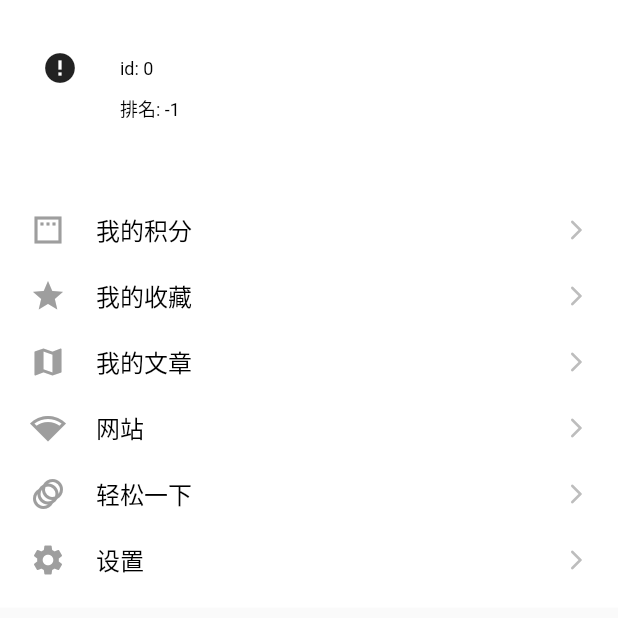
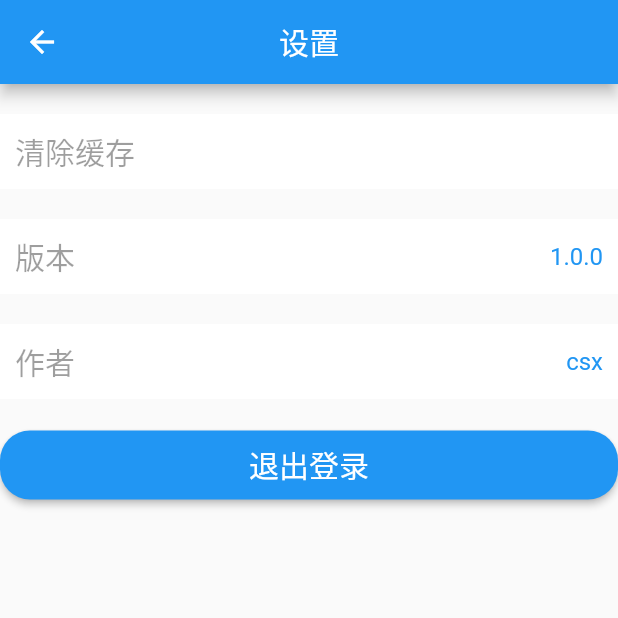
Before and after one commit to paihuai00/wan_android_flutter, a Flutter app: the BottomMinePage screen opened by its route, after a tap on "设置", on a phone screen of 412 x 824 dp, the top half of it. Run offline on Flutter 3.47's test engine with Material 2 defaults, Android fonts, the phone set to English and light mode, and no system bars; drawn by our look-alikes of cached_network_image; our stand-ins replace cookie_jar, dio, dio_cookie_manager, flutter_easyrefresh, flutter_screenutil, flutter_spinkit and 6 more; missing offline and left inert: dio_cache_interceptor; accounts and stored records are empty; network calls fail; statements that could not run were skipped.

Commit message:
完善'设置'

```diff
--- a/lib/pages/bottoms/bottom_mine_page.dart
+++ b/lib/pages/bottoms/bottom_mine_page.dart
@@ -127,7 +127,6 @@ class _BottomMinePageState extends BaseState<BottomMinePage> {
     if (UserManager.getInstance().isLogin()) {
       return;
     }
-
     NavigatorUtil.jump(RouterConfig.loginPage);
   }
 
@@ -171,7 +170,9 @@ class _BottomMinePageState extends BaseState<BottomMinePage> {
         MineListItemView(
           Icons.settings,
           "设置",
-          mineItemViewClick: (title) {},
+          mineItemViewClick: (title) {
+            NavigatorUtil.jump(RouterConfig.settingPage);
+          },
         ),
       ],
     );
--- /dev/null
+++ b/lib/pages/mines/setting_page.dart
@@ -0,0 +1,158 @@
+import 'package:flutter/material.dart';
+import 'package:wan_android_flutter/base/base_state.dart';
+import 'package:wan_android_flutter/base/base_view.dart';
+import 'package:wan_android_flutter/base/base_viewmodel.dart';
+import 'package:wan_android_flutter/dios/http_response.dart';
+import 'package:wan_android_flutter/requests/login_request.dart';
+import 'package:wan_android_flutter/routers/navigator_util.dart';
+import 'package:wan_android_flutter/routers/router_config.dart';
+import 'package:wan_android_flutter/utils/event_bus.dart';
+import 'package:wan_android_flutter/utils/event_bus_const_key.dart';
+import 'package:wan_android_flutter/utils/toast_util.dart';
+import 'package:wan_android_flutter/utils/user_manager.dart';
+import 'package:wan_android_flutter/view_model/login_regist_vm.dart';
+
+/// @Author: cuishuxiang
+/// @Date: 2022/2/11 2:46 下午
+/// @Description:设置
+class SettingPage extends StatefulWidget {
+  const SettingPage({Key? key}) : super(key: key);
+
+  @override
+  _SettingPageState createState() => _SettingPageState();
+}
+
+class _SettingPageState extends BaseState<SettingPage> {
+  static const String _TAG = "SettingPage ";
+
+  late BaseViewModel _viewModel;
+
+  @override
+  void initState() {
+    super.initState();
+  }
+
+  @override
+  void dispose() {
+    if (!_viewModel.cancelToken.isCancelled) {
+      _viewModel.cancelToken.cancel();
+    }
+
+    super.dispose();
+  }
+
+  @override
+  Widget build(BuildContext context) {
+    return Scaffold(
+      appBar: AppBar(
+        centerTitle: true,
+        title: const Text(
+          "设置",
+          style: TextStyle(fontSize: 20, color: Colors.white),
+        ),
+      ),
+      body: BaseView<LoginRegisterViewModel>(
+        builder: (vm) {
+          _viewModel = vm;
+          return SafeArea(
+            child: SingleChildScrollView(
+              child: Column(
+                crossAxisAlignment: CrossAxisAlignment.center,
+                children: [
+                  const SizedBox(
+                    height: 20,
+                  ),
+                  _buildNormalWidget("清除缓存", ""),
+                  const SizedBox(
+                    height: 20,
+                  ),
+                  _buildNormalWidget("版本", "1.0.0"),
+                  const SizedBox(
+                    height: 20,
+                  ),
+                  _buildNormalWidget("作者", "csx"),
+                  const SizedBox(
+                    height: 20,
+                  ),
+                  ElevatedButton(
+                      style: ButtonStyle(
+                        shape: MaterialStateProperty.all(
+                            const RoundedRectangleBorder(
+                                borderRadius: BorderRadius.all(
+                                    Radius.circular(20)))), //圆角弧度
+                      ),
+                      onPressed: () {
+                        _loginOut();
+                      },
+                      child: Container(
+                          width: double.infinity,
+                          alignment: Alignment.center,
+                          padding: const EdgeInsets.only(top: 8, bottom: 8),
+                          child: const Text(
+                            "退出登录",
+                            style: TextStyle(fontSize: 20, color: Colors.white),
+                          ))),
+                ],
+              ),
+            ),
+          );
+        },
+      ),
+    );
+  }
+
+  //登录
+  void _loginOut() async {
+    _viewModel.startLoading(this);
+
+    BaseDioResponse loginOutResponse =
+        await LoginRequest().loginOut(cancelToken: _viewModel.cancelToken);
+
+    if (loginOutResponse.ok) {
+      //退出登录
+      UserManager.getInstance().loginOut();
+
+      //通知其他页面更新
+      eventBus.sendBroadcast(EventBusKey.loginOut);
+
+      XToast.show("登录成功");
+    } else {
+      XToast.showRequestError();
+    }
+
+    _viewModel.stopLoading(this);
+
+    if (loginOutResponse.ok) {
+      NavigatorUtil.goBack(context);
+    }
+  }
+
+  void _doRegister() {
+    NavigatorUtil.jump(RouterConfig.registerPage);
+  }
+
+  Widget _buildNormalWidget(String title, String rightStr) {
+    return GestureDetector(
+      onTap: () {},
+      child: Container(
+        color: Colors.white,
+        padding: const EdgeInsets.all(10),
+        child: Row(
+          children: <Widget>[
+            Text(
+              title,
+              style: const TextStyle(fontSize: 20, color: Colors.black38),
+            ),
+            const Expanded(child: SizedBox()),
+            rightStr.isEmpty
+                ? const SizedBox()
+                : Text(
+                    rightStr,
+                    style: const TextStyle(fontSize: 16, color: Colors.blue),
+                  ),
+          ],
+        ),
+      ),
+    );
+  }
+}
--- a/lib/requests/login_request.dart
+++ b/lib/requests/login_request.dart
@@ -26,6 +26,13 @@ class LoginRequest extends BaseDioRequest {
     return result;
   }
 
+  //https://www.wanandroid.com/user/logout/json
+  Future<BaseDioResponse> loginOut({CancelToken? cancelToken}) async {
+    BaseDioResponse result =
+        await httpClient.get("user/logout/json", cancelToken: cancelToken);
+    return result;
+  }
+
   //https://www.wanandroid.com/user/register?username&password&repassword 注册
   Future<BaseDioResponse> doRegister(
       String username, String password, String repassword,
--- a/lib/routers/router_config.dart
+++ b/lib/routers/router_config.dart
@@ -7,8 +7,9 @@ import 'package:wan_android_flutter/pages/bottoms/square/bottom_square_page.dart
 import 'package:wan_android_flutter/pages/bottoms/wx/bottom_wx_page.dart';
 import 'package:wan_android_flutter/pages/home_page.dart';
 import 'package:wan_android_flutter/pages/launch_pages.dart';
-import 'package:wan_android_flutter/pages/login_page.dart';
-import 'package:wan_android_flutter/pages/register_page.dart';
+import 'package:wan_android_flutter/pages/mines/login_page.dart';
+import 'package:wan_android_flutter/pages/mines/register_page.dart';
+import 'package:wan_android_flutter/pages/mines/setting_page.dart';
 import 'package:wan_android_flutter/view_model/bottom_home_vm.dart';
 import 'package:wan_android_flutter/view_model/bottom_project_vm.dart';
 import 'package:wan_android_flutter/view_model/bottom_square_vm.dart';
@@ -38,6 +39,7 @@ class RouterConfig {
   static String bottomMinePage = "/bottom_mine_page";
   static String loginPage = "/login_page";
   static String registerPage = "/register_page";
+  static String settingPage = "/set_page";
 
   static final List<GetPage> getPages = [
     GetPage(
@@ -104,5 +106,11 @@ class RouterConfig {
         page: () => RegisterPage(),
         binding: BindingsBuilder(
             () => {Get.lazyPut(() => LoginRegisterViewModel())})),
+
+    GetPage(
+        name: settingPage,
+        page: () => SettingPage(),
+        binding: BindingsBuilder(
+            () => {Get.lazyPut(() => LoginRegisterViewModel())})),
   ];
 }
--- a/lib/utils/event_bus_const_key.dart
+++ b/lib/utils/event_bus_const_key.dart
@@ -4,4 +4,6 @@
 
 class EventBusKey {
   static const String loginSuccess = "login_success";
+
+  static const String loginOut = "login_out";
 }
--- a/lib/utils/user_manager.dart
+++ b/lib/utils/user_manager.dart
@@ -1,5 +1,6 @@
 import 'dart:convert';
 
+import 'package:wan_android_flutter/dios/app_dio.dart';
 import 'package:wan_android_flutter/models/user_coin_model.dart';
 import 'package:wan_android_flutter/models/user_model.dart';
 import 'package:wan_android_flutter/utils/sp_utils.dart';
@@ -46,6 +47,16 @@ class UserManager {
     _userData = userData;
   }
 
+  void loginOut() {
+    _isLogin = false;
+    _userData = null;
+    _userCoinData = null;
+    SpUtil.getInstance().set(SpUtil.keyLogin, "");
+
+    AppDio appDio = AppDio();
+    appDio.clearCookies();
+  }
+
   //用户积分
   UserCoinData? getUserCoin() {
     if (_userCoinData != null) {
```
Also changed, not shown: lib/pages/mines/login_page.dart (renamed from lib/pages/login_page.dart), lib/pages/mines/register_page.dart (renamed from lib/pages/register_page.dart).
